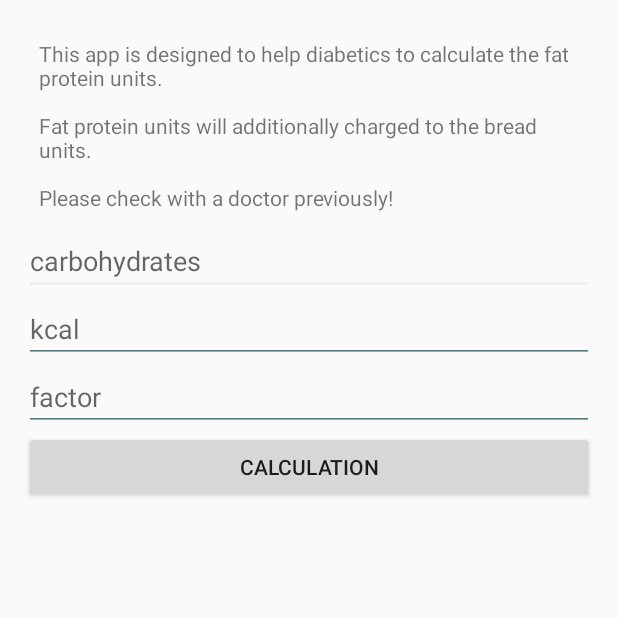
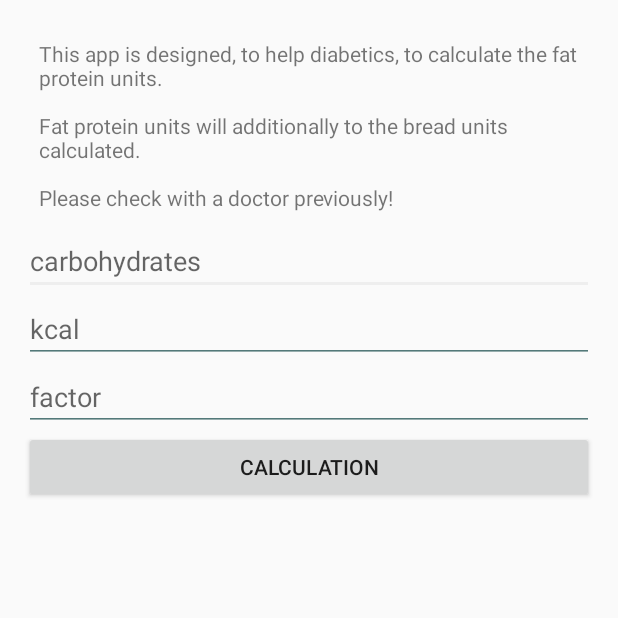
Before and after one commit to beccabug2004/FPE-Rechner, an Android app: the screen it shows after launch (MainActivity), on a phone screen of 412 x 824 dp, the top half of it. Run offline under Robolectric (Android 15) with nearby library versions, the phone set to English and light mode, and no system bars; 1 statement that could not run was skipped.

Commit message:
Update strings.xml

```diff
--- a/app/src/main/res/values/strings.xml
+++ b/app/src/main/res/values/strings.xml
@@ -1,13 +1,24 @@
 <resources>
+    <!-- String for app name -->
     <string name="app_name">FPU-Calculator</string>
-    <string name="textViewNote">This app is designed to help diabetics to calculate the fat protein units.\n\nFat protein units will additionally charged to the bread units. \n\nPlease check with a doctor previously!</string>
+    <!-- String for important text note -->
+    <string name="textViewNote">This app is designed, to help diabetics, to calculate the fat protein units.\n\nFat protein units will additionally to the bread units calculated.\n\nPlease check with a doctor previously!</string>
+    <!-- String for the calculation of carbohydrates -->
     <string name="editTextCho">carbohydrates</string>
+    <!-- String for the calculation of kcal -->
     <string name="editTextKcal">kcal</string>
-    <string name="noValue">Please values enter</string>
+    <!-- String for the calculation of factor -->
     <string name="editTextFactor">factor</string>
+    <!-- String for the calculation button -->
     <string name="buttonCalc">Calculation</string>
-    <string name="calcResult">\nResult:\n</string>
-    <string name="amountOfInsulin">\u0020units\u0020\nPeriod:\u0020</string>
-    <string name="hoursText">\u0020hours</string>
-    <string name="textFpu">\u0020FPE\n\nDelayed bolus:\u0020</string>
+    <!-- String for the calculation result -->
+    <string name="calcResult">Result:\n</string>
+    <!-- String for the calculation result period -->
+    <string name="amountOfInsulin">\u0020IU\u0020in\u0020</string>
+    <!-- String for the calculation result hours -->
+    <string name="hoursText">\u0020hours\u0020give\u0020off</string>
+    <!-- String for the calculation result delayed bolus -->
+    <string name="textFpu">\u0020FPU\n\n</string>
+    <!-- String for toast error message -->
+    <string name="noValue">Please values transmitted!</string>
 </resources>
```
